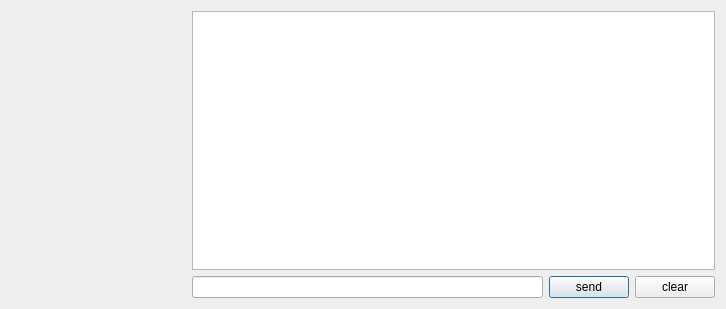
This is agent.ui in ChungyiBossi/agent_hank as Qt 5 draws it before an edit. The edited form follows.
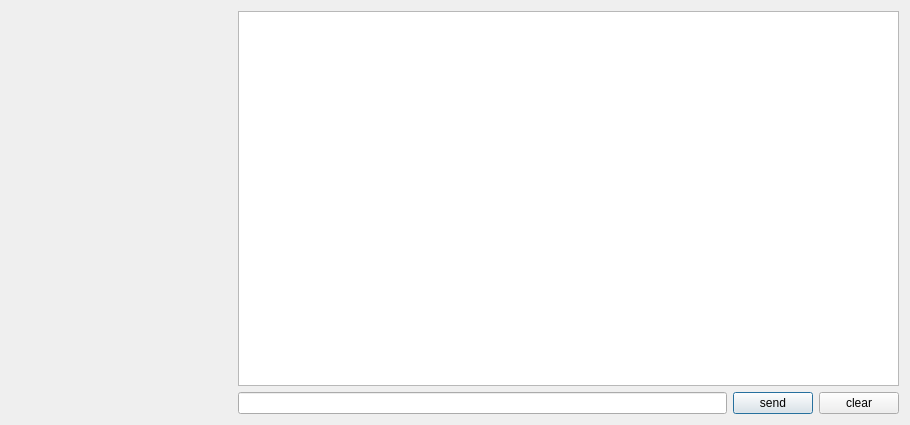
This is the edited form. Icons and pictures are not drawn.

```diff
--- a/agent.ui
+++ b/agent.ui
@@ -6,8 +6,8 @@
    <rect>
     <x>0</x>
     <y>0</y>
-    <width>726</width>
-    <height>309</height>
+    <width>910</width>
+    <height>425</height>
    </rect>
   </property>
   <property name="sizePolicy">
```
